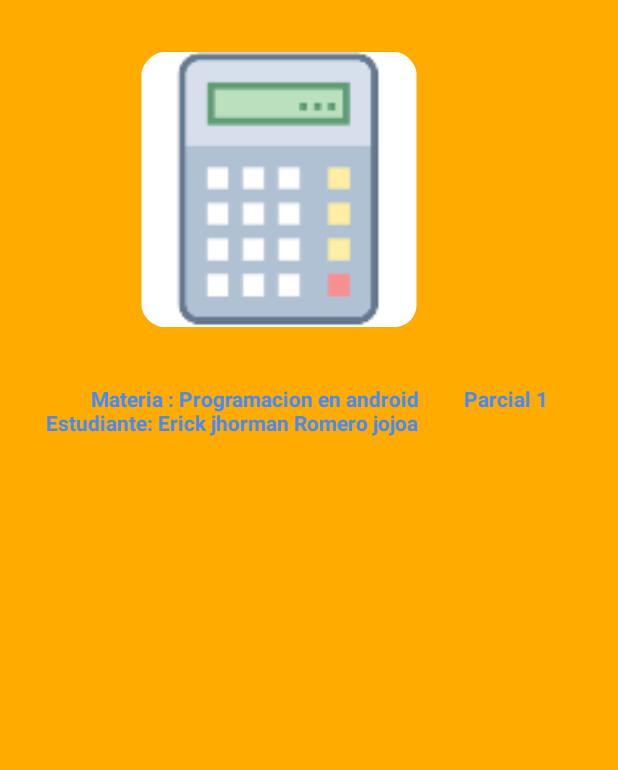
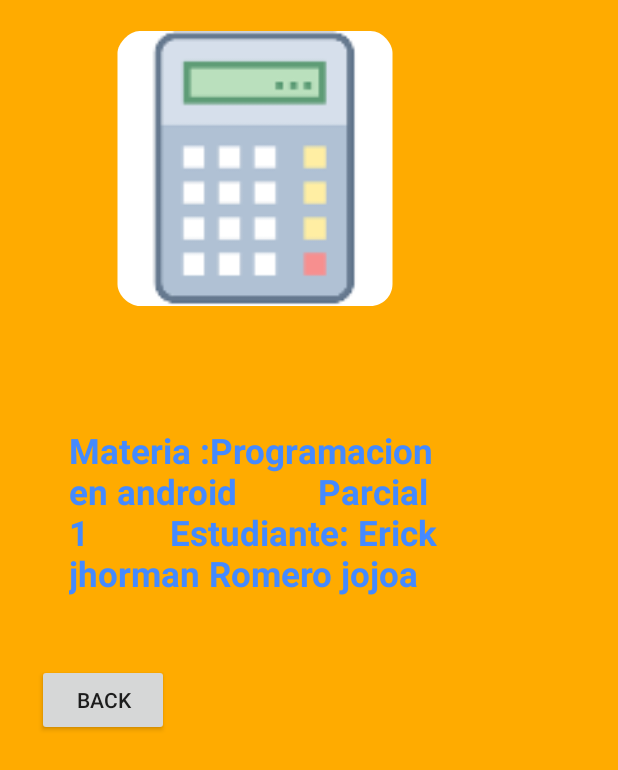
Before and after one commit to erickjhorman/Mid-term1, an Android app: the infoClase screen opened directly, with no data from a screen before it, on a phone screen of 412 x 824 dp. Shown: the top 770 px of the screen. Run offline under Robolectric (Android 15) with nearby library versions, the phone set to English and light mode, and no system bars.

Commit message:
I finish to program the the back botton of the all views

```diff
--- a/app/src/main/java/com/example/erick/mid_term1/infoClase.java
+++ b/app/src/main/java/com/example/erick/mid_term1/infoClase.java
@@ -1,13 +1,27 @@
 package com.example.erick.mid_term1;
 
+import android.content.Intent;
 import android.support.v7.app.AppCompatActivity;
 import android.os.Bundle;
+import android.view.View;
+import android.widget.EditText;
+import android.widget.TextView;
 
 public class infoClase extends AppCompatActivity {
 
+    // I created a variable to my text
+   TextView Mitext;
     @Override
     protected void onCreate(Bundle savedInstanceState) {
         super.onCreate(savedInstanceState);
         setContentView(R.layout.activity_info_clase);
+
+        Mitext = (TextView) findViewById(R.id.txtMyinformation);
+
+    }
+
+        public void backAcercade(View view){
+        Intent back = new Intent(infoClase.this, Acercade.class);
+        infoClase.this.startActivity(back);
     }
 }
--- a/app/src/main/res/layout/activity_info_clase.xml
+++ b/app/src/main/res/layout/activity_info_clase.xml
@@ -11,26 +11,37 @@
         android:id="@+id/imageView"
         android:layout_width="300dp"
         android:layout_height="183dp"
-        android:layout_x="36dp"
-        android:layout_y="35dp"
+        android:layout_x="20dp"
+        android:layout_y="21dp"
         app:srcCompat="@mipmap/ic_launcher"
         tools:layout_editor_absoluteX="142dp"
         tools:layout_editor_absoluteY="76dp" />
 
     <TextView
-        android:layout_width="wrap_content"
-        android:layout_height="wrap_content"
-        android:layout_x="31dp"
-        android:layout_y="256dp"
+        android:id="@+id/txtMyinformation"
+        android:layout_width="267dp"
+        android:layout_height="190dp"
+        android:layout_x="46dp"
+        android:layout_y="208dp"
         android:gravity="bottom"
         android:text="
-        Materia : Programacion en android
+        Materia :Programacion en android
         Parcial 1
         Estudiante: Erick jhorman Romero jojoa"
         android:textColor="@color/md_blue_A200"
+        android:textSize="23sp"
         android:textStyle="bold" />
 
 
+    <Button
+        android:id="@+id/btnBackAcercade"
+        android:layout_width="wrap_content"
+        android:layout_height="wrap_content"
+        android:layout_x="25dp"
+        android:layout_y="443dp"
+        android:gravity="center"
+        android:onClick="backAcercade"
+        android:text="Back" />
 
 
 
```
Also changed, not shown: app/src/main/java/com/example/erick/mid_term1/Acercade.java (+13 -0 lines), app/src/main/java/com/example/erick/mid_term1/calculadora.java (+7 -0 lines), app/src/main/res/layout/activity_acercade.xml (+7 -2 lines), app/src/main/res/layout/activity_calculadora.xml (+13 -0 lines).
